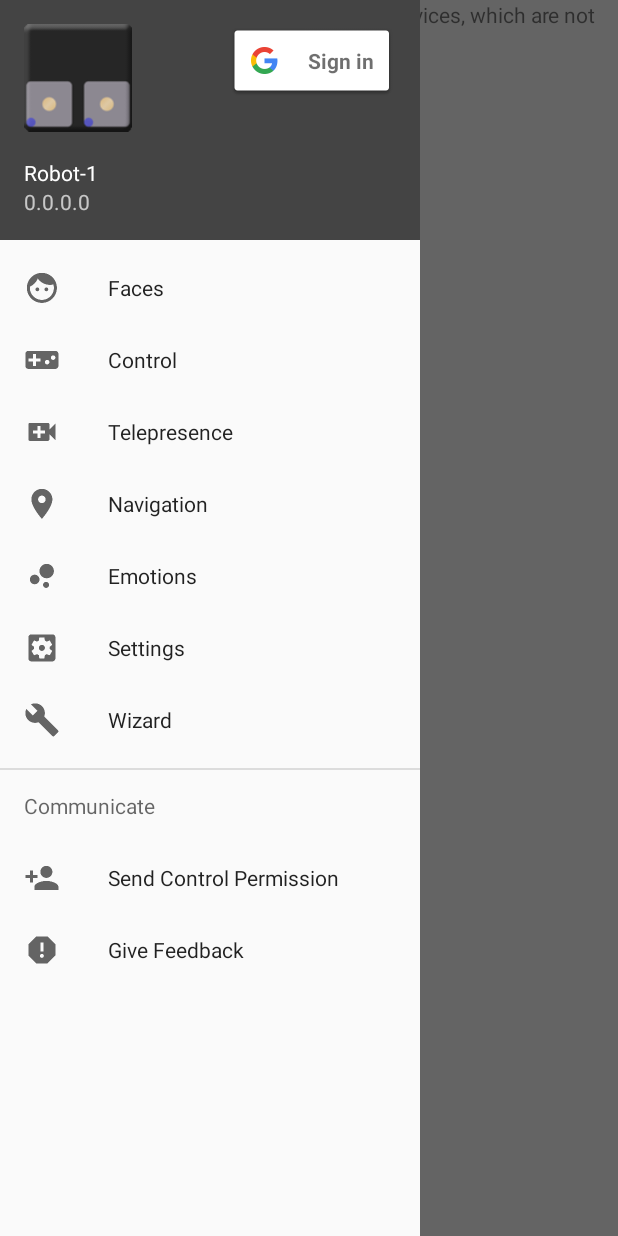
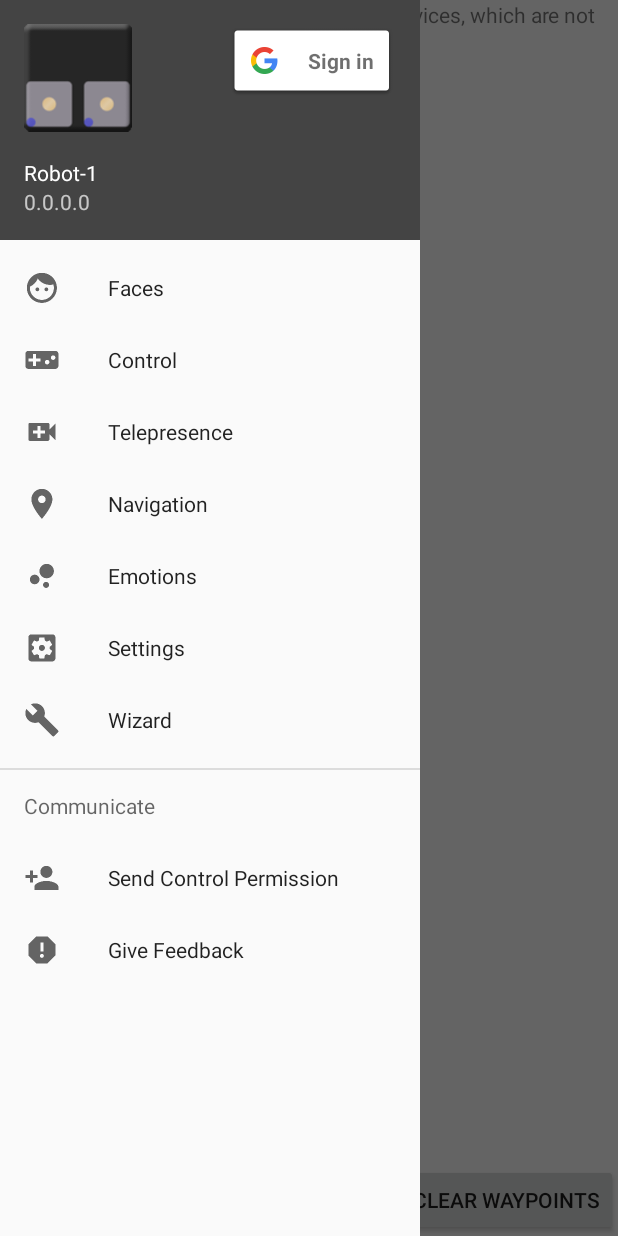
Before and after one commit to frankjoshua/PocketBot, an Android app: the fragment MapFaceFragment placed in its activity, on a phone screen of 412 x 824 dp. Run offline under Robolectric (Android 15) with nearby library versions, the phone set to English and light mode, and no system bars; our stand-ins replace Firebase (no records; nobody signed in at launch, a user with empty details on screens opened directly), RxJava; libraries missing offline, so code that uses them is left out: com.crashlytics.android, io.fabric.sdk, org.ros.node; 8 statements that could not run were skipped.

Commit message:
Added clear waypoints button

```diff
--- a/src/main/java/com/tesseractmobile/pocketbot/activities/fragments/facefragments/MapFaceFragment.java
+++ b/src/main/java/com/tesseractmobile/pocketbot/activities/fragments/facefragments/MapFaceFragment.java
@@ -10,6 +10,8 @@ import android.os.Bundle;
 import android.view.LayoutInflater;
 import android.view.View;
 import android.view.ViewGroup;
+import android.widget.Button;
+import android.widget.RelativeLayout;
 
 import com.google.android.gms.maps.CameraUpdateFactory;
 import com.google.android.gms.maps.GoogleMap;
@@ -20,9 +22,14 @@ import com.google.android.gms.maps.model.BitmapDescriptorFactory;
 import com.google.android.gms.maps.model.LatLng;
 import com.google.android.gms.maps.model.Marker;
 import com.google.android.gms.maps.model.MarkerOptions;
+import com.google.android.gms.maps.model.Polyline;
 import com.google.android.gms.maps.model.PolylineOptions;
 import com.tesseractmobile.pocketbot.R;
 import com.tesseractmobile.pocketbot.robot.Robot;
+
+import java.util.AbstractList;
+import java.util.ArrayList;
+import java.util.List;
 
 import io.reactivex.android.schedulers.AndroidSchedulers;
 
@@ -32,16 +39,30 @@ import io.reactivex.android.schedulers.AndroidSchedulers;
 
 public class MapFaceFragment extends MapFragment implements OnMapReadyCallback {
 
-    public static final int DEFAULT_ZOOM = 17;
+    public static final int DEFAULT_ZOOM = 16;
     private LatLng lastLatLng;
 
     private Marker currentRobotLocation;
+    private Button button;
+    private List<Marker> markers = new ArrayList<>();
+    private List<Polyline> polyLines = new ArrayList<>();
 
     @Override
     public View onCreateView(LayoutInflater layoutInflater, ViewGroup viewGroup, Bundle bundle) {
         //Request Map
         getMapAsync(this);
-        return super.onCreateView(layoutInflater, viewGroup, bundle);
+        button = new Button(layoutInflater.getContext());
+        button.setText("Clear Waypoints");
+
+        View mapView = super.onCreateView(layoutInflater, viewGroup, bundle);
+        RelativeLayout view = new RelativeLayout(getActivity());
+        view.addView(mapView, new ViewGroup.LayoutParams(ViewGroup.LayoutParams.WRAP_CONTENT, ViewGroup.LayoutParams.WRAP_CONTENT));
+        final RelativeLayout.LayoutParams params = new RelativeLayout.LayoutParams(ViewGroup.LayoutParams.WRAP_CONTENT, ViewGroup.LayoutParams.WRAP_CONTENT);
+        params.addRule(RelativeLayout.ALIGN_PARENT_RIGHT);
+        params.addRule(RelativeLayout.ALIGN_PARENT_BOTTOM);
+        view.addView(button, params);
+        // working with view
+        return view;
     }
 
     @Override
@@ -76,6 +97,21 @@ public class MapFaceFragment extends MapFragment implements OnMapReadyCallback {
         googleMap.setOnMarkerClickListener(marker -> {
             Robot.get().getWaypointSubject().onNext(marker.getPosition());
             return true;
+        });
+
+        button.setOnClickListener(new View.OnClickListener() {
+
+            @Override
+            public void onClick(View v) {
+                for(Marker marker : markers){
+                    marker.remove();
+                }
+                markers.clear();
+                for(Polyline polyline : polyLines){
+                    polyline.remove();
+                }
+                polyLines.clear();
+            }
         });
     }
 
@@ -123,17 +159,21 @@ public class MapFaceFragment extends MapFragment implements OnMapReadyCallback {
             googleMap.animateCamera(CameraUpdateFactory.newLatLngZoom(latLng, DEFAULT_ZOOM));
         }
         if(lastLatLng != null){
-            googleMap.addPolyline(new PolylineOptions().add(lastLatLng).add(latLng));
+            savePolyLine(googleMap.addPolyline(new PolylineOptions().add(lastLatLng).add(latLng)));
         } else {
             //First line is from the robot
-            googleMap.addPolyline(new PolylineOptions().add(currentRobotLocation.getPosition()).add(latLng));
+            savePolyLine(googleMap.addPolyline(new PolylineOptions().add(currentRobotLocation.getPosition()).add(latLng)));
         }
         //Save lat point
         lastLatLng = latLng;
         return latLng;
     }
 
+    private void savePolyLine(final Polyline polyline) {
+        polyLines.add(polyline);
+    }
+
     private void addMarker(final Marker marker) {
-
+        markers.add(marker);
     }
 }
```
